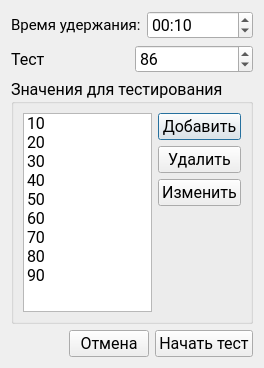
Above: StepTestSettings.ui from Rekvim/MpiSdk before the change. Below: the same form after it.
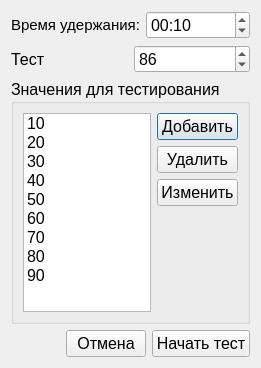
That is the form after the change.

The edit to the form file:
```diff
--- a/StepTestSettings.ui
+++ b/StepTestSettings.ui
@@ -12,7 +12,7 @@
   </property>
   <property name="font">
    <font>
-    <family>Roboto</family>
+    <family>Segoe UI</family>
     <pointsize>12</pointsize>
    </font>
   </property>
```
